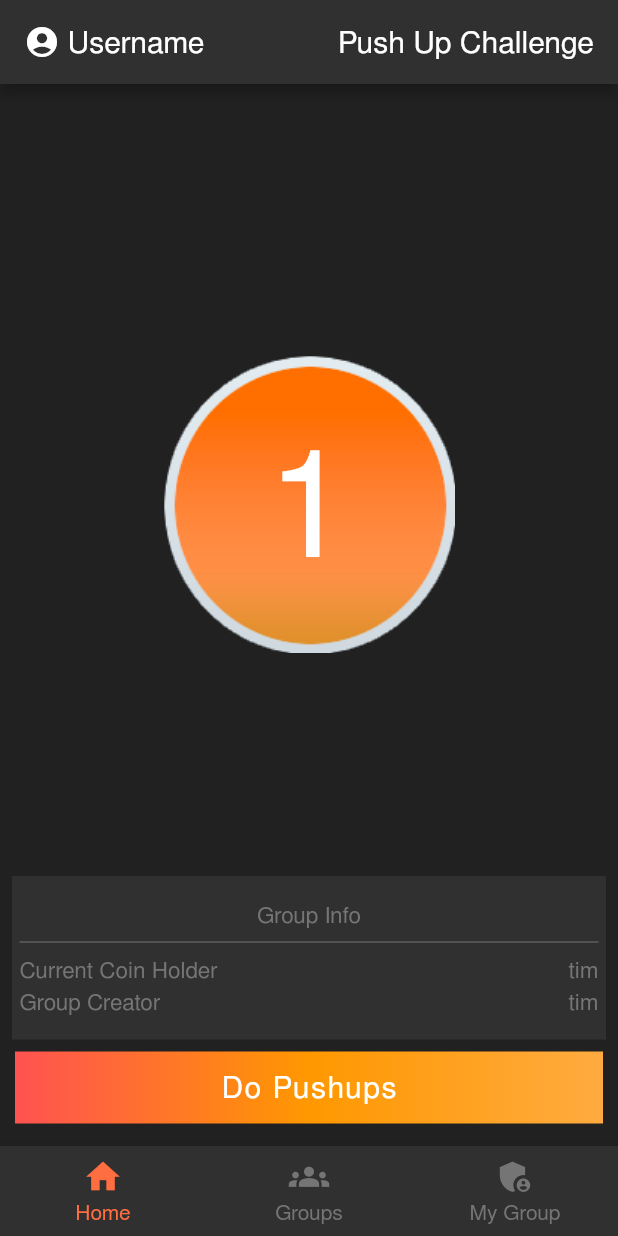
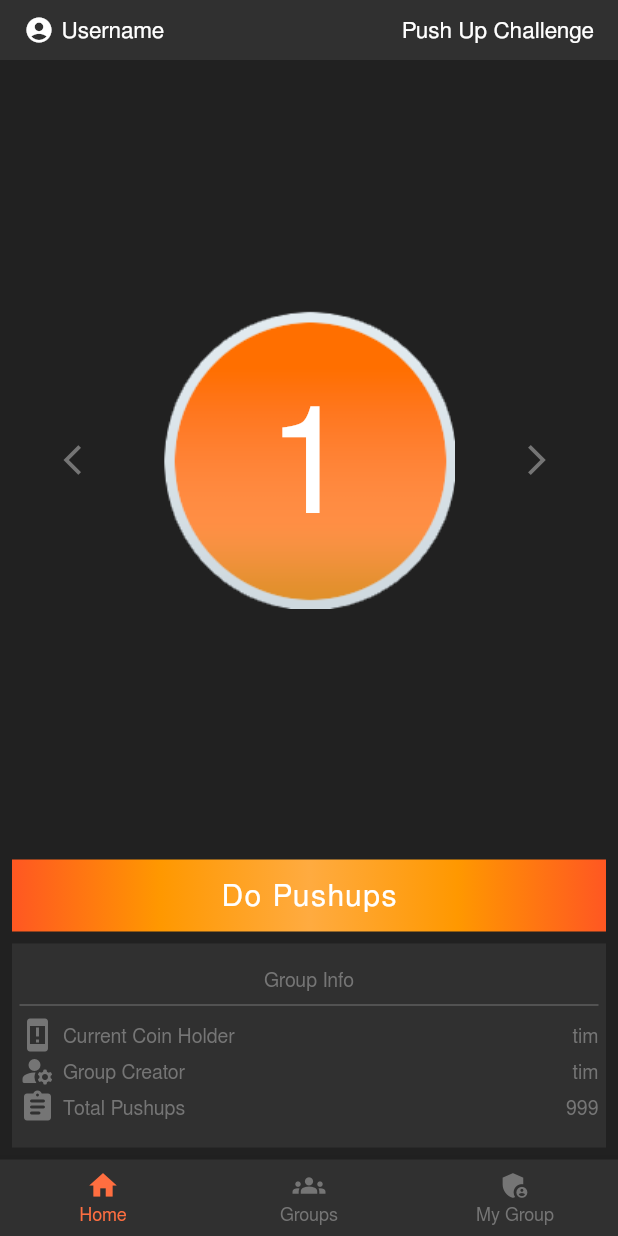
Before and after one commit to bens-schreiber/pushupapp-frontend-2021, a Flutter app: the screen it shows after launch, on a phone screen of 412 x 824 dp. Run offline on Flutter 3.47's test engine with Material 2 defaults, Android fonts, the phone set to English and light mode, and no system bars.

Commit message:
Initial commit

```diff
--- /dev/null
+++ b/lib/base.dart
@@ -0,0 +1,70 @@
+import 'package:flutter/material.dart';
+import 'package:pushupapp/pages/home.dart' as pages;
+
+class BaseLayout extends StatefulWidget {
+  const BaseLayout({Key? key}) : super(key: key);
+
+  @override
+  _BaseLayoutState createState() => _BaseLayoutState();
+}
+
+class _BaseLayoutState extends State<BaseLayout> {
+  @override
+  Widget build(BuildContext context) {
+    return Scaffold(
+      appBar: _appBar(), // Top bar of the application
+
+      body: const pages.HomePage(), // Main body
+
+      bottomNavigationBar: _navigationBar(), // Bottom navigation bar
+    );
+  }
+}
+
+Widget _navigationBar() {
+  return SizedBox(
+    height: 51,
+    child: BottomNavigationBar(
+      items: const [
+        BottomNavigationBarItem(
+          label: "Home",
+          icon: Icon(Icons.home),
+        ),
+        BottomNavigationBarItem(
+          label: "Groups",
+          icon: Icon(Icons.groups),
+        ),
+        BottomNavigationBarItem(
+          label: "My Group",
+          icon: Icon(Icons.admin_panel_settings),
+        ),
+      ],
+      backgroundColor: Colors.grey[850],
+      type: BottomNavigationBarType.fixed,
+      unselectedItemColor: Colors.grey[600],
+      selectedItemColor: Colors.deepOrangeAccent,
+      selectedFontSize: 12,
+      unselectedFontSize: 12,
+      iconSize: 22,
+    ),
+  );
+}
+
+AppBar _appBar() {
+  return AppBar(
+    toolbarHeight: 40,
+    elevation: 0.0,
+    title: Row(
+      children: const [
+        Icon(Icons.account_circle_rounded, size: 20),
+        Padding(
+          padding: EdgeInsets.only(left: 5),
+          child: Text("Username", style: TextStyle(fontSize: 15)),
+        ),
+        Spacer(),
+        Text("Push Up Challenge", style: TextStyle(fontSize: 15))
+      ],
+    ),
+    backgroundColor: Colors.grey[850],
+  );
+}
--- a/lib/main.dart
+++ b/lib/main.dart
@@ -1,5 +1,5 @@
 import 'package:flutter/material.dart';
-import 'package:pushupapp/pages/home.dart';
+import 'package:pushupapp/base.dart' as base;
 
 void main() => runApp(const App());
 
@@ -11,7 +11,12 @@ class App extends StatelessWidget {
     return MaterialApp(
         title: "Pushup App",
         theme: ThemeData(
-            scaffoldBackgroundColor: Colors.grey[900], fontFamily: "Helvetica"),
-        home: const HomePage());
+            scaffoldBackgroundColor: Colors.grey[900], fontFamily: "Helvetica"
+        ),
+
+        // Application
+        home: const base.BaseLayout()
+
+    );
   }
 }
--- a/lib/pages/home.dart
+++ b/lib/pages/home.dart
@@ -1,8 +1,7 @@
 import 'package:flutter/material.dart';
-import 'package:pushupapp/widgets/button.dart';
-import 'package:pushupapp/widgets/coin.dart';
-
-final TextStyle _basic = TextStyle(fontSize: 15, color: Colors.grey[600]);
+import 'package:pushupapp/pages/widgets/button.dart' as widgets;
+import 'package:pushupapp/pages/widgets/coin.dart' as widgets;
+import 'package:pushupapp/pages/widgets/groupinfo.dart' as widgets;
 
 class HomePage extends StatefulWidget {
   const HomePage({Key? key}) : super(key: key);
@@ -15,92 +14,46 @@ class _HomePageState extends State<HomePage> {
   @override
   Widget build(BuildContext context) {
     return Scaffold(
-      appBar: AppBar(
-        title: Row(
-          children: const [
-            Icon(Icons.account_circle_rounded),
-            Padding(
-              padding: EdgeInsets.only(left: 5),
-              child: Text("Username"),
-            ),
-            Spacer(),
-            Text("Push Up Challenge")
-          ],
-        ),
-        backgroundColor: Colors.grey[850],
-      ),
+
+      // Main homepage contents
       body: Center(
           child: Column(
+              // Column Alignment
               mainAxisAlignment: MainAxisAlignment.center,
               mainAxisSize: MainAxisSize.max,
+
+              // Main body of home page
               children: [
-            const Spacer(),
-            const Padding(
-              padding: EdgeInsets.only(top: 40),
-              child: FlipCoin(),
-            ),
-            const Spacer(),
-            Padding(
-              padding: const EdgeInsets.all(8.0),
-              child: _groupInfo(),
-            ),
-            const Padding(
-                padding: EdgeInsets.only(bottom: 15, left: 10, right: 10),
-                child: PushupButton())
-          ])),
-      bottomNavigationBar: _navigationBar(),
+
+                const Spacer(), // Spacing
+
+                // Centered "Flip Coin" widget
+                Padding(
+                  padding: const EdgeInsets.only(top: 40, bottom: 40),
+                  child: Row(
+                    mainAxisAlignment: MainAxisAlignment.spaceEvenly,
+                    children: [
+                      Icon(Icons.arrow_back_ios, color: Colors.grey[600]),
+                      const widgets.FlipCoin(),
+                      Icon(Icons.arrow_forward_ios, color: Colors.grey[600])
+                    ],
+                  ),
+                ),
+
+                const Spacer(), // Spacing
+
+                // Pushup button widget
+                const Padding(
+                    padding: EdgeInsets.only(left: 8, right: 8),
+                    child: widgets.PushupButton()),
+
+                // Group information widget
+                const Padding(
+                  padding: EdgeInsets.all(8.0),
+                  child: widgets.GroupInfo(),
+                ),
+
+              ])),
     );
   }
 }
-
-Container _groupInfo() {
-  return Container(
-    color: Colors.grey[850],
-    child: Padding(
-      padding: const EdgeInsets.only(left: 5, right: 5),
-      child: Padding(
-        padding: const EdgeInsets.only(top: 15, bottom: 15),
-        child: Column(mainAxisAlignment: MainAxisAlignment.center, children: [
-          Text("Group Info", style: _basic),
-          Divider(color: Colors.grey[600], thickness: .65),
-          Row(children: [
-            Text("Current Coin Holder", style: _basic),
-            Spacer(),
-            Text("tim", style: _basic)
-          ]),
-          Row(children: [
-            Text("Group Creator", style: _basic),
-            Spacer(),
-            Text("tim", style: _basic)
-          ])
-        ]),
-      ),
-    ),
-  );
-}
-
-BottomNavigationBar _navigationBar() {
-  return BottomNavigationBar(
-    items: const [
-      BottomNavigationBarItem(
-        label: "Home",
-        icon: Icon(Icons.home),
-      ),
-      BottomNavigationBarItem(
-        label: "Groups",
-        icon: Icon(Icons.groups),
-      ),
-      BottomNavigationBarItem(
-        label: "My Group",
-        icon: Icon(Icons.admin_panel_settings),
-      ),
-    ],
-    backgroundColor: Colors.grey[850],
-    type: BottomNavigationBarType.fixed,
-    unselectedItemColor: Colors.grey[600],
-    selectedItemColor: Colors.deepOrangeAccent,
-    selectedFontSize: 14,
-    unselectedFontSize: 14,
-    iconSize: 27,
-  );
-}
--- a/lib/widgets/button.dart
+++ b/lib/pages/widgets/button.dart
@@ -11,23 +11,28 @@ class _PushupButtonState extends State<PushupButton> {
   @override
   Widget build(BuildContext context) {
     return SizedBox(
-      width: double.infinity,
+      width: double.infinity, // Make button take up maximum space
+
       child: DecoratedBox(
-          decoration: const BoxDecoration(
-              gradient: LinearGradient(colors: [
-            Colors.redAccent,
-            Colors.orange,
-            Colors.orangeAccent
-          ])),
+          decoration: const BoxDecoration(  //Gradient
+              gradient: LinearGradient(colors: [Colors.deepOrange ,Colors.orange, Colors.orangeAccent, Colors.orange, Colors.deepOrange])),
+
+          // Button itself
           child: ElevatedButton(
               onPressed: () {},
-              child: const Text("Do Pushups",
+              child: const Text(
+                  "Do Pushups",
                   style: TextStyle(
-                      fontSize: 20, color: Colors.white, letterSpacing: 1)),
+                      fontSize: 20, color: Colors.white, letterSpacing: 1
+                  )
+              ),
+
               style: ElevatedButton.styleFrom(
                 primary: Colors.transparent,
-                elevation: 0.0,
-              ))),
+                elevation: 0.0, // Remove shadow
+              )
+          )
+      ),
     );
   }
 }
--- a/lib/widgets/coin.dart
+++ b/lib/pages/widgets/coin.dart
@@ -1,4 +1,4 @@
-import 'dart:math';
+import 'dart:math' as math;
 
 import 'package:flutter/material.dart';
 
@@ -49,7 +49,7 @@ class _FlipCoinState extends State<FlipCoin>
       ],
     );
 
-    final angle = dragPosition / 180 * pi;
+    final angle = dragPosition / 180 * math.pi;
     final transform = Matrix4.identity()
       ..setEntry(3, 2, 0.001)
       ..rotateY(angle);
@@ -74,7 +74,7 @@ class _FlipCoinState extends State<FlipCoin>
           child: isFront
               ? front
               : Transform(
-                  transform: Matrix4.identity()..rotateY(pi),
+                  transform: Matrix4.identity()..rotateY(math.pi),
                   alignment: Alignment.center,
                   child: widget.back)),
     );
--- /dev/null
+++ b/lib/pages/widgets/groupinfo.dart
@@ -0,0 +1,75 @@
+import 'package:flutter/material.dart';
+
+final TextStyle _basic = TextStyle(fontSize: 13, color: Colors.grey[600]);
+
+class GroupInfo extends StatefulWidget {
+  const GroupInfo({Key? key}) : super(key: key);
+
+  @override
+  State<GroupInfo> createState() => _GroupInfoState();
+}
+
+class _GroupInfoState extends State<GroupInfo> {
+  @override
+  Widget build(BuildContext context) {
+    return Container(
+
+      color: Colors.grey[850],  // Background color
+
+      child: Padding(
+
+        padding: const EdgeInsets.only(left: 5, right: 5),  // Box padding from sides of scaffold
+
+        child: Padding(
+
+          padding: const EdgeInsets.only(top: 15, bottom: 15),  // Padding adding onto the edges of the container
+
+          child: Column(
+
+              mainAxisAlignment: MainAxisAlignment.spaceEvenly,  // alignment
+              children: [
+
+                // first field
+                Text("Group Info", style: _basic),
+
+                Divider(color: Colors.grey[600], thickness: .65),
+
+                // second field
+                Row(children: [
+                  Padding(
+                    padding: const EdgeInsets.only(right: 5),
+                    child: Icon(Icons.security_update_warning, color: Colors.grey[600]),
+                  ),
+                  Text("Current Coin Holder", style: _basic),
+                  const Spacer(),
+                  Text("tim", style: _basic)
+                ]),
+
+                // third field
+                Row(children: [
+                  Padding(
+                    padding: const EdgeInsets.only(right: 5),
+                    child: Icon(Icons.manage_accounts_rounded, color: Colors.grey[600]),
+                  ),
+                  Text("Group Creator", style: _basic),
+                  const Spacer(),
+                  Text("tim", style: _basic)
+                ]),
+
+                Row(children: [
+                  Padding(
+                    padding: const EdgeInsets.only(right: 5),
+                    child: Icon(Icons.assignment_rounded, color: Colors.grey[600]),
+                  ),
+                  Text("Total Pushups", style: _basic),
+                  const Spacer(),
+                  Text("999", style: _basic)
+                ])
+
+
+              ]),
+        ),
+      ),
+    );
+  }
+}
```
